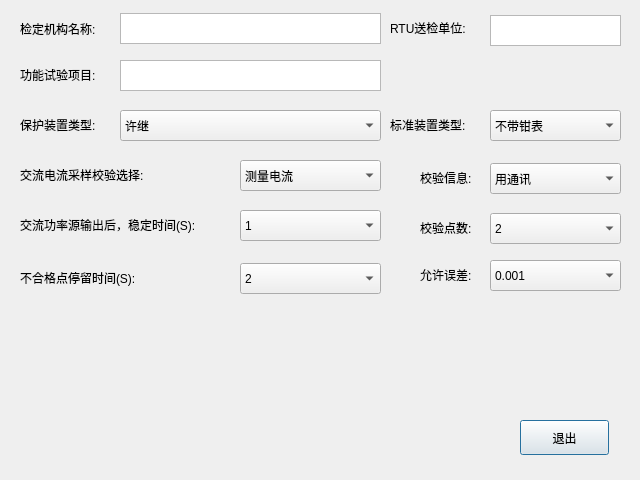
Above: Project/pro/ui/sys_para.ui from Paul3326/FFT_4Qt before the change. Below: the same form after it.
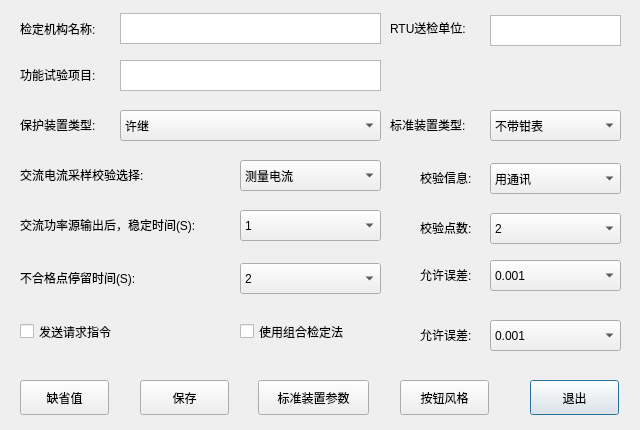
That is the form after the change.

Commit message: 新增系统协议参数设置界面

Diff of the .ui file:
```diff
--- a/Project/pro/ui/sys_para.ui
+++ b/Project/pro/ui/sys_para.ui
@@ -7,7 +7,7 @@
     <x>0</x>
     <y>0</y>
     <width>640</width>
-    <height>480</height>
+    <height>430</height>
    </rect>
   </property>
   <property name="windowTitle">
@@ -728,8 +728,8 @@
   <widget class="QPushButton" name="pushButton_quit">
    <property name="geometry">
     <rect>
-     <x>520</x>
-     <y>420</y>
+     <x>530</x>
+     <y>380</y>
      <width>89</width>
      <height>35</height>
     </rect>
@@ -738,6 +738,160 @@
     <string>退出</string>
    </property>
   </widget>
+  <widget class="QCheckBox" name="checkBox">
+   <property name="geometry">
+    <rect>
+     <x>20</x>
+     <y>320</y>
+     <width>151</width>
+     <height>23</height>
+    </rect>
+   </property>
+   <property name="text">
+    <string>发送请求指令</string>
+   </property>
+  </widget>
+  <widget class="QPushButton" name="pushButton_default">
+   <property name="geometry">
+    <rect>
+     <x>20</x>
+     <y>380</y>
+     <width>89</width>
+     <height>35</height>
+    </rect>
+   </property>
+   <property name="text">
+    <string>缺省值</string>
+   </property>
+  </widget>
+  <widget class="QPushButton" name="pushButton_save">
+   <property name="geometry">
+    <rect>
+     <x>140</x>
+     <y>380</y>
+     <width>89</width>
+     <height>35</height>
+    </rect>
+   </property>
+   <property name="text">
+    <string>保存</string>
+   </property>
+  </widget>
+  <widget class="QPushButton" name="pushButton_keystyle">
+   <property name="geometry">
+    <rect>
+     <x>400</x>
+     <y>380</y>
+     <width>89</width>
+     <height>35</height>
+    </rect>
+   </property>
+   <property name="text">
+    <string>按钮风格</string>
+   </property>
+  </widget>
+  <widget class="QPushButton" name="pushButton_stdpara">
+   <property name="geometry">
+    <rect>
+     <x>258</x>
+     <y>380</y>
+     <width>111</width>
+     <height>35</height>
+    </rect>
+   </property>
+   <property name="text">
+    <string>标准装置参数</string>
+   </property>
+  </widget>
+  <widget class="QComboBox" name="comboBox_precious_2">
+   <property name="geometry">
+    <rect>
+     <x>490</x>
+     <y>320</y>
+     <width>131</width>
+     <height>31</height>
+    </rect>
+   </property>
+   <property name="maxVisibleItems">
+    <number>5</number>
+   </property>
+   <item>
+    <property name="text">
+     <string>0.001</string>
+    </property>
+   </item>
+   <item>
+    <property name="text">
+     <string>0.002</string>
+    </property>
+   </item>
+   <item>
+    <property name="text">
+     <string>0.005</string>
+    </property>
+   </item>
+   <item>
+    <property name="text">
+     <string>0.01</string>
+    </property>
+   </item>
+   <item>
+    <property name="text">
+     <string>0.02</string>
+    </property>
+   </item>
+   <item>
+    <property name="text">
+     <string>0.05</string>
+    </property>
+   </item>
+   <item>
+    <property name="text">
+     <string>0.1</string>
+    </property>
+   </item>
+   <item>
+    <property name="text">
+     <string>0.2</string>
+    </property>
+   </item>
+   <item>
+    <property name="text">
+     <string>0.5</string>
+    </property>
+   </item>
+   <item>
+    <property name="text">
+     <string>1.0</string>
+    </property>
+   </item>
+  </widget>
+  <widget class="QLabel" name="label_12">
+   <property name="geometry">
+    <rect>
+     <x>420</x>
+     <y>327</y>
+     <width>71</width>
+     <height>16</height>
+    </rect>
+   </property>
+   <property name="text">
+    <string>允许误差:</string>
+   </property>
+  </widget>
+  <widget class="QCheckBox" name="checkBox_2">
+   <property name="geometry">
+    <rect>
+     <x>240</x>
+     <y>320</y>
+     <width>151</width>
+     <height>23</height>
+    </rect>
+   </property>
+   <property name="text">
+    <string>使用组合检定法</string>
+   </property>
+  </widget>
  </widget>
  <resources/>
  <connections/>
```
Left out of the diff: 22 changed lines with no effect on the pictures. The commit also changes 22 other files.
